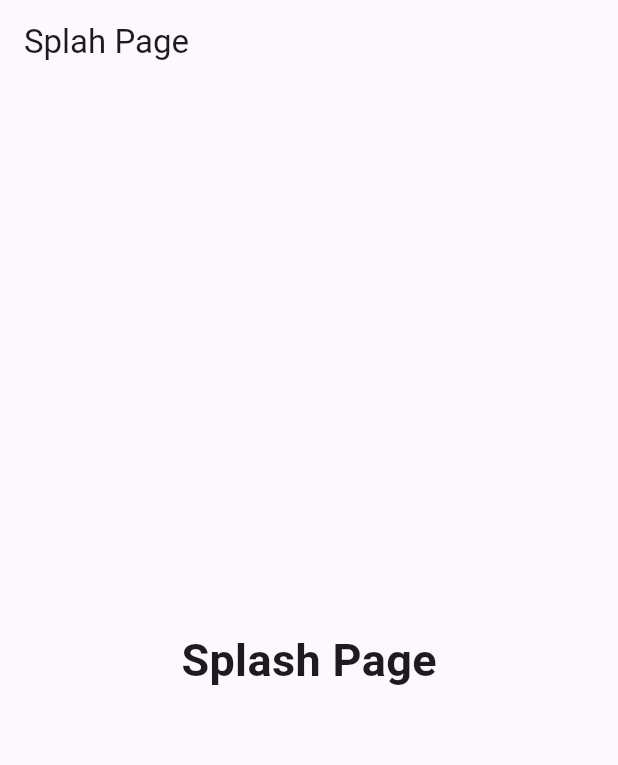
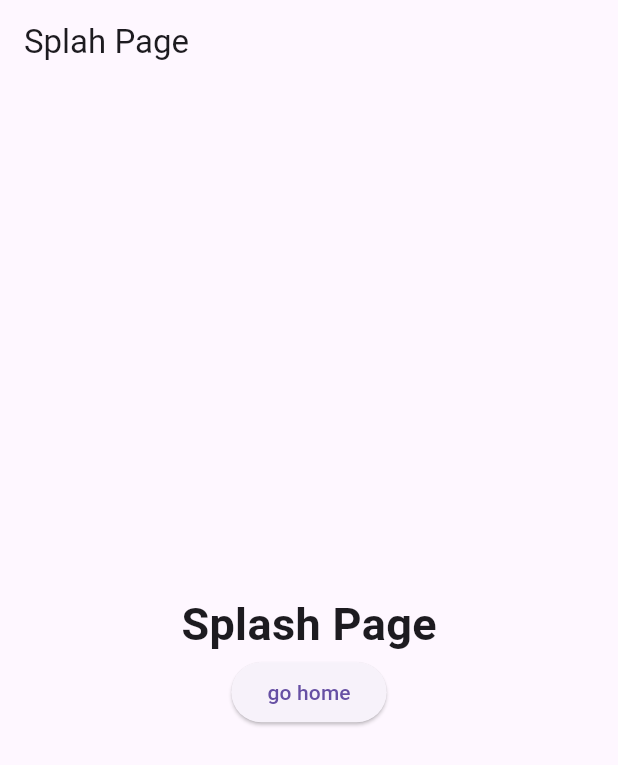
Before and after one commit to ParkJS09/flutter_commerce, a Flutter app: the screen it shows after launch, on a phone screen of 412 x 824 dp. Shown: the top 765 px of the screen. Run offline on Flutter 3.47's test engine with Material 3 defaults, Android fonts, the phone set to English and light mode, and no system bars; our stand-ins replace go_router.

Commit message:
Routing 분리 및 적용

```diff
--- a/lib/main.dart
+++ b/lib/main.dart
@@ -1,5 +1,6 @@
 import 'package:flutter/material.dart';
 import 'package:flutter_commerce/presentation/home/home_page.dart';
+import 'package:flutter_commerce/presentation/routes/routes.dart';
 import 'package:flutter_commerce/presentation/splash/splash_page.dart';
 import 'package:go_router/go_router.dart';
 
@@ -13,21 +14,7 @@ class MyApp extends StatelessWidget {
   @override
   Widget build(BuildContext context) {
     return MaterialApp.router(
-      routerConfig: GoRouter(
-        routes: [
-          GoRoute(
-            path: '/splash',
-            name: 'splash',
-            builder: (context, state) => const SplashPage(),
-          ),
-          GoRoute(
-            path: '/home',
-            name: 'home',
-            builder: (context, state) => const HomePage(),
-          ),
-        ],
-        initialLocation: '/splash',
-      ),
+      routerConfig: router,
     );
   }
 }
--- /dev/null
+++ b/lib/presentation/routes/route_path.dart
@@ -0,0 +1,4 @@
+class RoutePath {
+  static const String home = '/home';
+  static const String splash = '/splash';
+}
--- /dev/null
+++ b/lib/presentation/routes/routes.dart
@@ -0,0 +1,21 @@
+import 'package:flutter_commerce/presentation/routes/route_path.dart';
+import 'package:go_router/go_router.dart';
+
+import '../home/home_page.dart';
+import '../splash/splash_page.dart';
+
+final GoRouter router = GoRouter(
+  routes: [
+    GoRoute(
+      path: RoutePath.splash,
+      name: 'splash',
+      builder: (context, state) => const SplashPage(),
+    ),
+    GoRoute(
+      path: RoutePath.home,
+      name: 'home',
+      builder: (context, state) => const HomePage(),
+    ),
+  ],
+  initialLocation: RoutePath.splash,
+);
--- a/lib/presentation/splash/splash_page.dart
+++ b/lib/presentation/splash/splash_page.dart
@@ -1,4 +1,6 @@
 import 'package:flutter/material.dart';
+import 'package:flutter_commerce/presentation/routes/route_path.dart';
+import 'package:go_router/go_router.dart';
 
 class SplashPage extends StatelessWidget {
   const SplashPage({super.key});
@@ -9,13 +11,18 @@ class SplashPage extends StatelessWidget {
       appBar: AppBar(
         title: const Text('Splah Page'),
       ),
-      body: const Center(
-        child: Text(
-          'Splash Page',
-          style: TextStyle(
-            fontSize: 30,
-            fontWeight: FontWeight.bold
-          ),
+      body: Center(
+        child: Column(
+          mainAxisAlignment: MainAxisAlignment.center,
+          children: [
+            const Text(
+              'Splash Page',
+              style: TextStyle(fontSize: 30, fontWeight: FontWeight.bold),
+            ),
+            ElevatedButton(
+                onPressed: () => context.push(RoutePath.home),
+                child: const Text('go home'))
+          ],
         ),
       ),
     );
```
